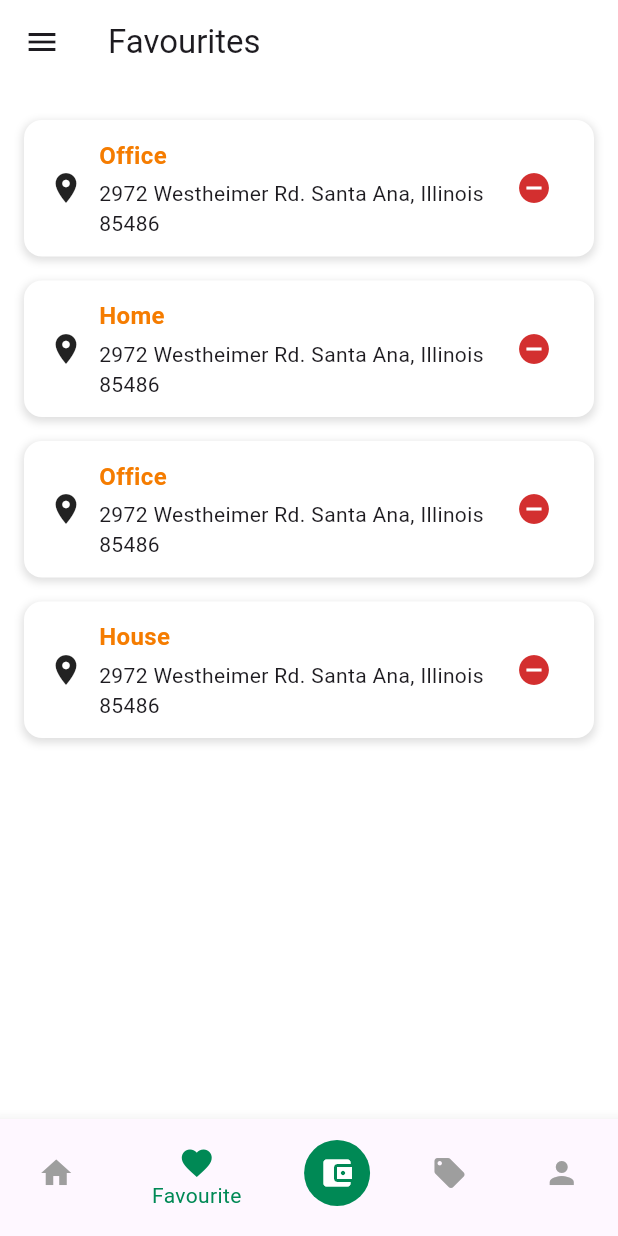
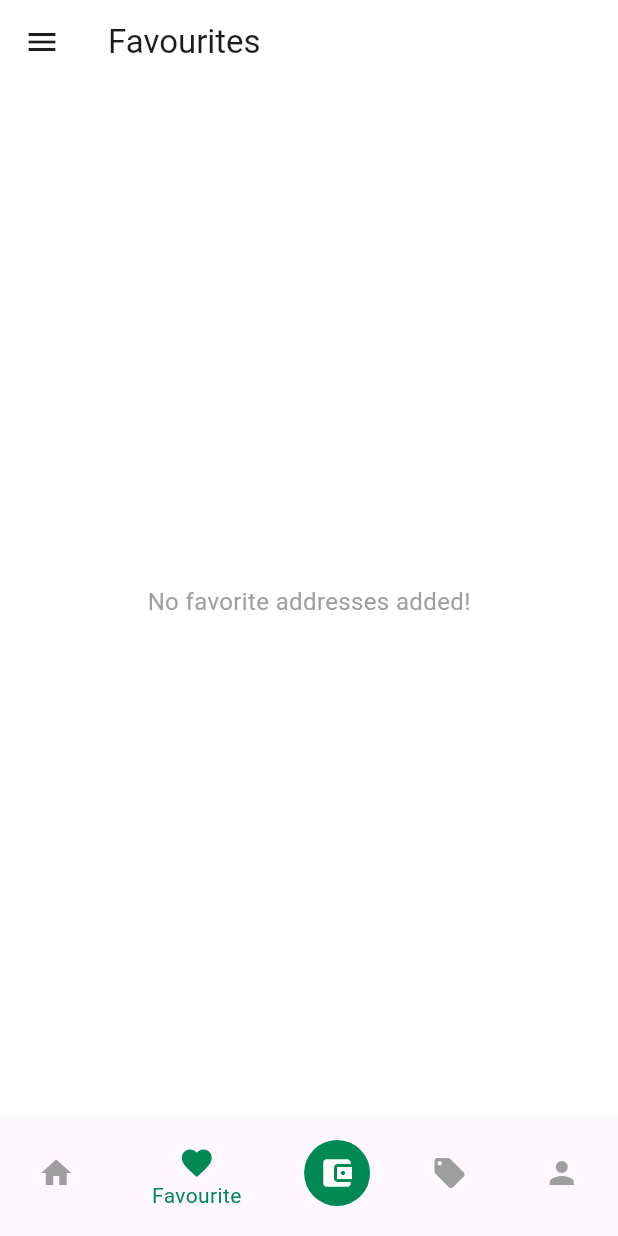
Before and after one commit to SreeCharan153/PillionPal, a Flutter app: the HomeScreen screen opened directly, item 2 of the bottom bar chosen, on a phone screen of 412 x 824 dp. Run offline on Flutter 3.47's test engine with Material 3 defaults, Android fonts, the phone set to English and light mode, and no system bars; our stand-ins replace firebase_core, font_awesome_flutter, image_picker, pinput; missing offline and left inert: hexagon; accounts and stored records are empty.

Commit message:
Update FavouriteScreen to accept favoritePlaces; enhance Navbar and CustomSearchBar for favorites management

```diff
--- a/lib/Screens/FavouriteScreen.dart
+++ b/lib/Screens/FavouriteScreen.dart
@@ -5,22 +5,22 @@ import '../widgets/MenuDrawer.dart';
 
 class FavouriteScreen extends StatefulWidget {
   final bool isBikeMode;
+  final List<String> favoritePlaces; // ✅ Add this parameter
 
-  const FavouriteScreen({super.key, required this.isBikeMode});
+  const FavouriteScreen({
+    Key? key,
+    required this.isBikeMode,
+    required this.favoritePlaces, // ✅ Make it required
+  }) : super(key: key);
 
   @override
   _FavouriteScreenState createState() => _FavouriteScreenState();
 }
 
-class _FavouriteScreenState extends State<FavouriteScreen> with SingleTickerProviderStateMixin {
+class _FavouriteScreenState extends State<FavouriteScreen>
+    with SingleTickerProviderStateMixin {
   late AnimationController _menuController;
-
-  List<Map<String, String>> addresses = [
-    {"type": "Office", "address": "2972 Westheimer Rd. Santa Ana, Illinois 85486"},
-    {"type": "Home", "address": "2972 Westheimer Rd. Santa Ana, Illinois 85486"},
-    {"type": "Office", "address": "2972 Westheimer Rd. Santa Ana, Illinois 85486"},
-    {"type": "House", "address": "2972 Westheimer Rd. Santa Ana, Illinois 85486"},
-  ];
+  List<Map<String, String>> favoriteAddresses = [];
 
   @override
   void initState() {
@@ -29,6 +29,18 @@ class _FavouriteScreenState extends State<FavouriteScreen> with SingleTickerProv
       vsync: this,
       duration: const Duration(milliseconds: 300),
     );
+
+    // ✅ Load saved favorite addresses
+    _loadFavorites();
+  }
+
+  void _loadFavorites() {
+    setState(() {
+      favoriteAddresses =
+          widget.favoritePlaces
+              .map((place) => {"type": "Favorite", "address": place})
+              .toList();
+    });
   }
 
   void _toggleMenu() {
@@ -41,8 +53,15 @@ class _FavouriteScreenState extends State<FavouriteScreen> with SingleTickerProv
 
   void _removeAddress(int index) {
     setState(() {
-      addresses.removeAt(index);
+      favoriteAddresses.removeAt(index);
     });
+
+    ScaffoldMessenger.of(context).showSnackBar(
+      const SnackBar(
+        content: Text("Address removed from favorites"),
+        duration: Duration(seconds: 1),
+      ),
+    );
   }
 
   @override
@@ -58,26 +77,33 @@ class _FavouriteScreenState extends State<FavouriteScreen> with SingleTickerProv
     return Scaffold(
       body: Stack(
         children: [
-          // ✅ Main Content
           Scaffold(
             appBar: AppBar(
               title: Text("Favourites", style: theme.textTheme.titleLarge),
               backgroundColor: theme.scaffoldBackgroundColor,
               elevation: 0,
               leading: IconButton(
-                icon: const Icon(Icons.menu), // ✅ Menu Button
+                icon: const Icon(Icons.menu),
                 onPressed: _toggleMenu,
               ),
             ),
-            body: ListView.builder(
+            body:
+                favoriteAddresses.isEmpty
+                    ? const Center(
+                      child: Text(
+                        "No favorite addresses added!",
+                        style: TextStyle(fontSize: 16, color: Colors.grey),
+                      ),
+                    )
+                    : ListView.builder(
                       padding: const EdgeInsets.all(16),
-              itemCount: addresses.length,
+                      itemCount: favoriteAddresses.length,
                       itemBuilder: (context, index) {
                         return Padding(
                           padding: const EdgeInsets.symmetric(vertical: 8),
                           child: AddressCard(
-                    locationType: addresses[index]["type"]!,
-                    address: addresses[index]["address"]!,
+                            locationType: favoriteAddresses[index]["type"]!,
+                            address: favoriteAddresses[index]["address"]!,
                             locationColor: Colors.orange.shade700,
                             onRemove: () => _removeAddress(index),
                           ),
@@ -85,13 +111,15 @@ class _FavouriteScreenState extends State<FavouriteScreen> with SingleTickerProv
                       },
                     ),
             bottomNavigationBar: Navbar(
-              selectedIndex: 1, // Active tab index (Favourites)
+              selectedIndex: 1,
               isBikeMode: widget.isBikeMode,
             ),
           ),
 
-          // ✅ Sliding MenuDrawer
-          MenuDrawer(animationController: _menuController, isBikeMode: widget.isBikeMode),
+          MenuDrawer(
+            animationController: _menuController,
+            isBikeMode: widget.isBikeMode,
+          ),
         ],
       ),
     );
--- a/lib/widgets/Navbar.dart
+++ b/lib/widgets/Navbar.dart
@@ -29,7 +29,7 @@ class _NavbarState extends State<Navbar> {
       nextScreen = HomeScreen(isBikeMode: widget.isBikeMode);
       break;
     case 1:
-      nextScreen = FavouriteScreen(isBikeMode: widget.isBikeMode);
+      nextScreen = FavouriteScreen(isBikeMode: widget.isBikeMode, favoritePlaces: [],);
       break;
     case 2:
       // Wallet Screen (currently not implemented)
```
Also changed, not shown: lib/Screens/Home.dart (+43 -38 lines), lib/widgets/CustomSearchBar.dart (+120 -13 lines), lib/widgets/SettingsTab.dart (added, +46 -0 lines). Lines whose indentation alone changed are shown as unchanged.
